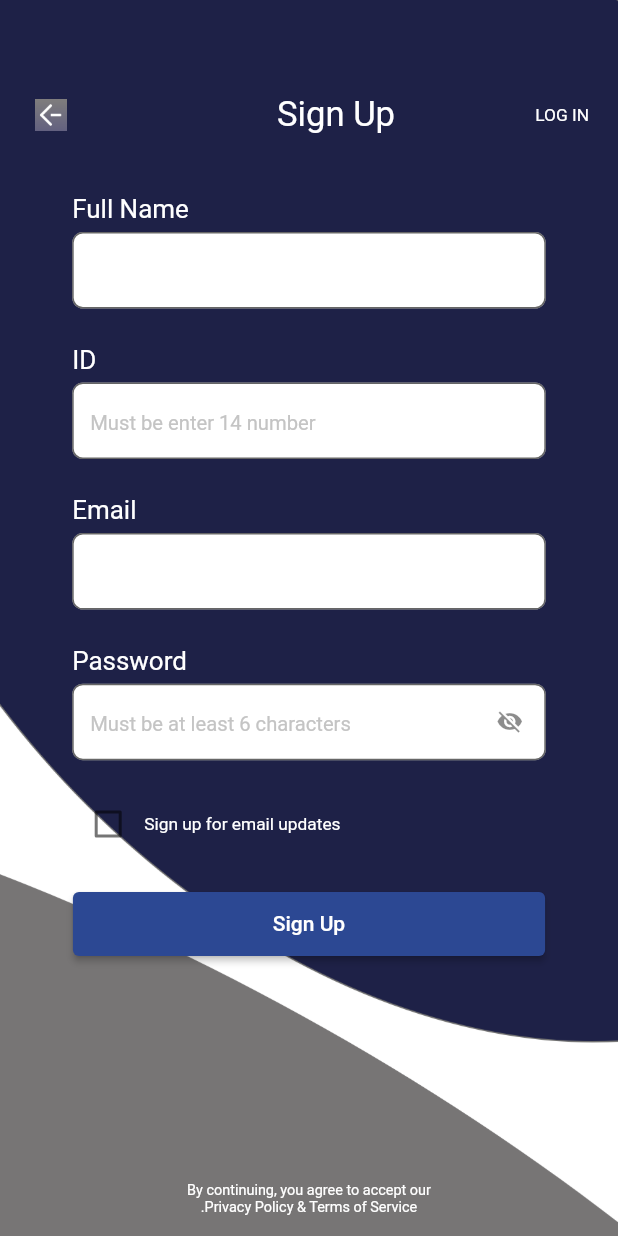
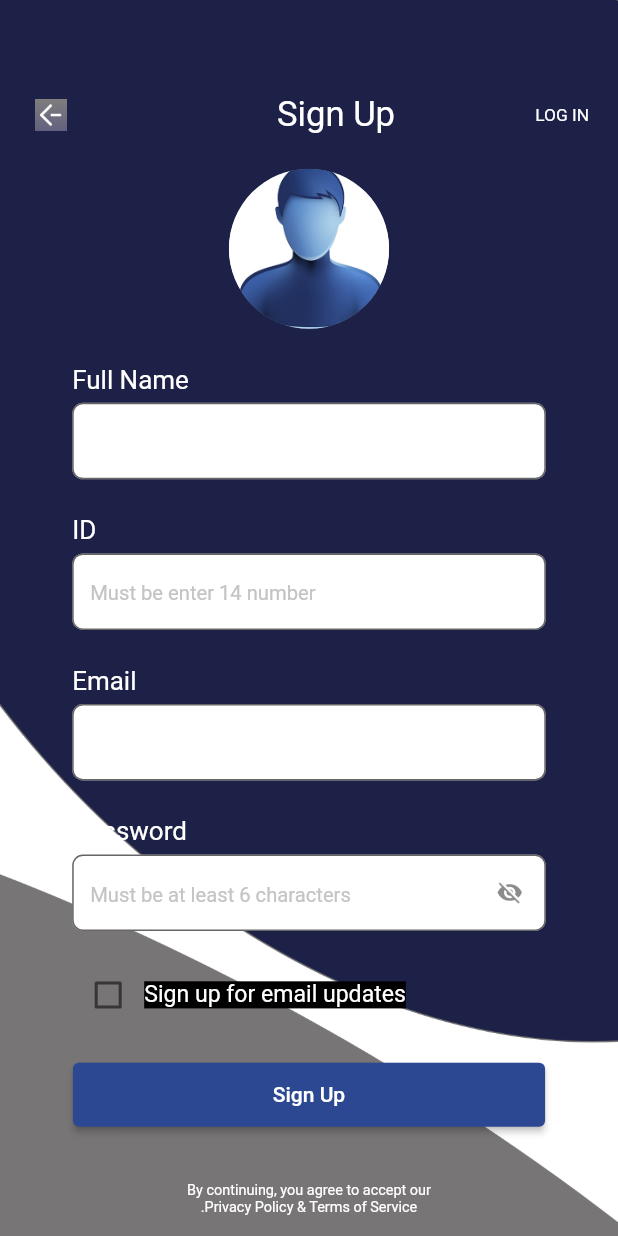
Before and after one commit to amramer522/sooner, a Flutter app: the RegisterScreen screen opened directly, on a phone screen of 412 x 824 dp. Run offline on Flutter 3.47's test engine with Material 2 defaults, Android fonts, the phone set to English and light mode, and no system bars; our stand-ins replace animate_do, flutter_screenutil, geocoding, geolocator, google_maps_flutter, image_picker; missing offline and left inert: flutter_exif_rotation.

Commit message:
image register

```diff
--- a/lib/screens/register/view.dart
+++ b/lib/screens/register/view.dart
@@ -1,3 +1,5 @@
+import 'dart:io';
+
 import 'package:flutter/material.dart';
 import 'package:flutter_screenutil/flutter_screenutil.dart';
 import 'package:sooner/helper/colors.dart';
@@ -5,6 +7,7 @@ import 'package:sooner/helper/helper_methods.dart';
 import 'package:sooner/screens/login/view.dart';
 
 import '../../shared/app_input.dart';
+import '../../shared/choose_image_source_dialog.dart';
 
 class RegisterScreen extends StatefulWidget {
   const  RegisterScreen({Key? key}) : super(key: key);
@@ -67,7 +70,27 @@ class _RegisterScreenState extends State<RegisterScreen> {
                 ),
               ),
               SizedBox(
-                height: 17.h,
+                height: 25.h,
+              ),
+              GestureDetector(
+                onTap: (){
+                  chooseImage(context);
+                },
+                child: personalImage!=null? Container(
+                  height: 125.h,
+                  width: 125.h,
+                  clipBehavior: Clip.antiAlias,
+                  decoration: BoxDecoration(
+                    shape: BoxShape.circle,
+                  ),
+                  child: Image.file(personalImage!),
+                ):CircleAvatar(
+                  radius: 60.r,
+                  backgroundImage:
+                   AssetImage("assets/images/img_bg.png"),
+                  foregroundImage:
+                   AssetImage("assets/images/person.png"),
+                ),
               ),
               AppInput(label: "Full Name"),
               AppInput(hintText: "Must be enter 14 number", label: "ID"),
@@ -84,7 +107,7 @@ class _RegisterScreenState extends State<RegisterScreen> {
                 child: Row(
                   mainAxisAlignment: MainAxisAlignment.end,
                   children: [
-                    Text("Sign up for email updates",style: TextStyle(color: Colors.white,fontSize: 12.sp),),
+                    Text("Sign up for email updates",style: TextStyle(color: Colors.white,backgroundColor: Colors.black,fontSize: 16.sp),),
                     Checkbox(value: isChecked,activeColor: Colors.white,checkColor: colorPrimary, onChanged: (val){
                       isChecked = val!;
                       setState(() {
@@ -116,4 +139,23 @@ class _RegisterScreenState extends State<RegisterScreen> {
       ),
     );
   }
+  File? personalImage;
+
+  Future<void> chooseImage(BuildContext context) async {
+    showModalBottomSheet(
+        context: context,
+        builder: (context) => const ChooseImageSourceDialog(),
+        clipBehavior: Clip.antiAlias,
+        shape: RoundedRectangleBorder(
+          borderRadius: BorderRadiusDirectional.only(
+              topStart: Radius.circular(25.w), topEnd: Radius.circular(25.w)),
+        )).then((value) {
+      if (value != null) {
+        personalImage = value as File;
+        setState(() {
+
+        });
+      }
+    });
+  }
 }
```
Also changed, not shown: lib/shared/choose_image_source_dialog.dart (added, +153 -0 lines), pubspec.yaml (+8 -0 lines), assets/images/app_logo.jpeg (added), pubspec.lock, 23 other files.
